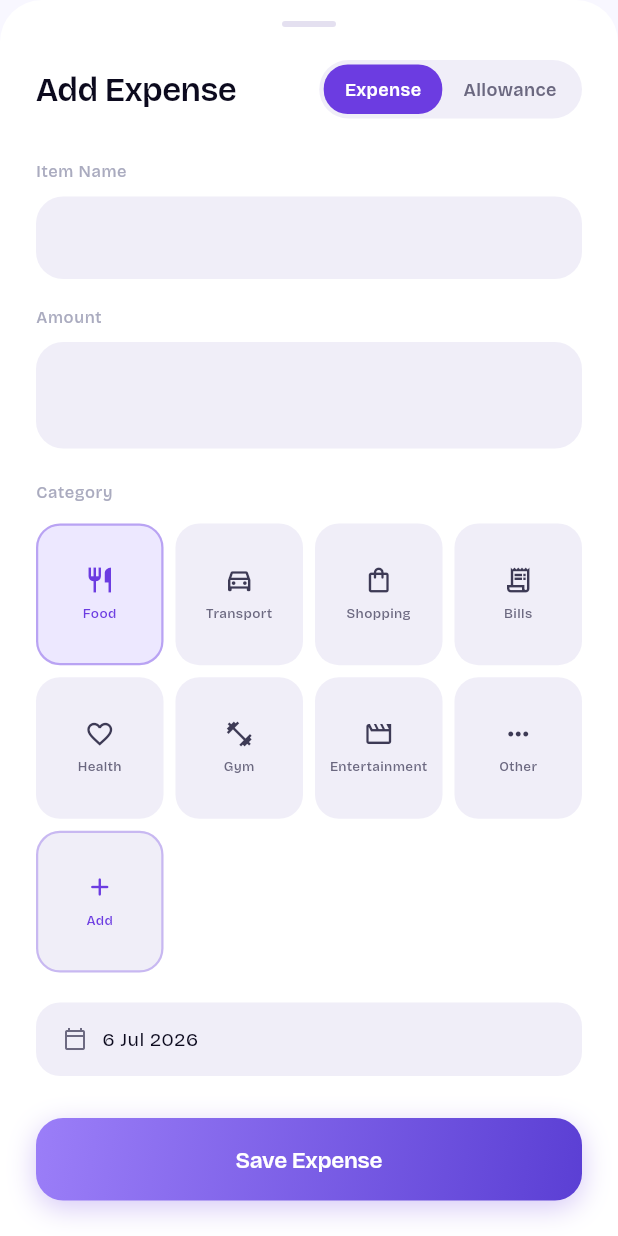
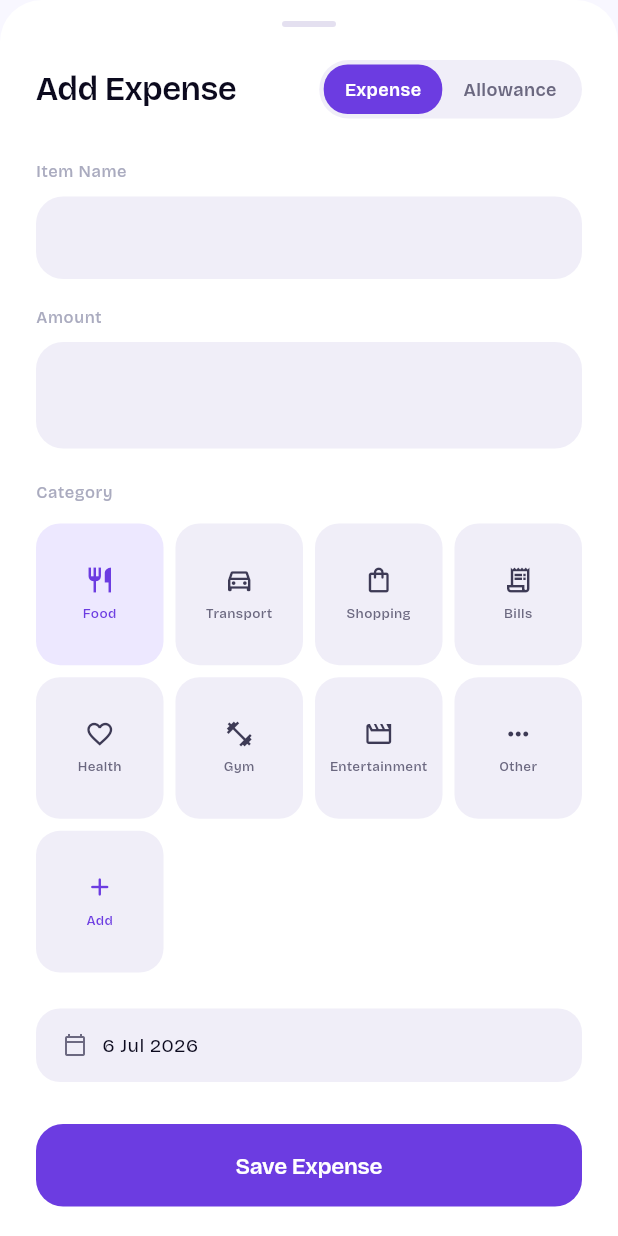
Before and after one commit to chefken/xledge, a Flutter app: the AddExpenseSheet widget shown alone on an empty page, opened directly, on a phone screen of 412 x 824 dp. Run offline on Flutter 3.47's test engine with Material 3 defaults, Android fonts, the phone set to English and light mode, and no system bars; our stand-ins replace fl_chart, google_fonts, hive, hive_flutter, local_auth, pdf and 2 more; accounts and stored records are empty.

Commit message:
unified mode

```diff
--- a/lib/screens/add_expense_sheet.dart
+++ b/lib/screens/add_expense_sheet.dart
@@ -5,7 +5,7 @@ import 'package:xledge/providers/void_provider.dart';
 import 'package:xledge/utils/category_utils.dart';
 import 'package:xledge/utils/void_colors.dart';
 import 'package:xledge/utils/void_constants.dart';
-import 'package:xledge/utils/void_text_styles.dart';
+import 'package:xledge/utils/theme_ext.dart';
 import 'package:xledge/services/category_service.dart';
 import 'package:google_fonts/google_fonts.dart';
 
@@ -68,8 +68,9 @@ class _AddExpenseSheetState extends State<AddExpenseSheet>
       lastDate: DateTime.now(),
       builder: (ctx, child) => Theme(
         data: Theme.of(ctx).copyWith(
-          colorScheme: const ColorScheme.light(
-            primary: VoidColors.primary,
+          colorScheme: ColorScheme.fromSeed(
+            seedColor: VoidColors.primary,
+            brightness: Theme.of(context).brightness,
           ),
         ),
         child: child!,
@@ -98,6 +99,9 @@ class _AddExpenseSheetState extends State<AddExpenseSheet>
 
   @override
   Widget build(BuildContext context) {
+    final theme = Theme.of(context);
+    final isDark = theme.brightness == Brightness.dark;
+
     return FadeTransition(
       opacity: _fade,
       child: SlideTransition(
@@ -106,10 +110,10 @@ class _AddExpenseSheetState extends State<AddExpenseSheet>
           padding: EdgeInsets.only(
               bottom: MediaQuery.of(context).viewInsets.bottom),
           child: Container(
-            decoration: const BoxDecoration(
-              color: VoidColors.surface,
-              borderRadius:
-                  BorderRadius.vertical(top: Radius.circular(28)),
+            decoration: BoxDecoration(
+              // Fix: Dynamic background matching your theme surface definition
+              color: isDark ? VoidColors.darkSurface : VoidColors.surface,
+              borderRadius: const BorderRadius.vertical(top: Radius.circular(28)),
             ),
             child: SingleChildScrollView(
               padding: const EdgeInsets.fromLTRB(24, 14, 24, 40),
@@ -122,7 +126,7 @@ class _AddExpenseSheetState extends State<AddExpenseSheet>
                       width: 36, height: 4,
                       margin: const EdgeInsets.only(bottom: 22),
                       decoration: BoxDecoration(
-                        color: VoidColors.outline,
+                        color: isDark ? VoidColors.darkBorder : VoidColors.outline,
                         borderRadius: BorderRadius.circular(2),
                       ),
                     ),
@@ -136,7 +140,7 @@ class _AddExpenseSheetState extends State<AddExpenseSheet>
                             : (_isAllowance
                                 ? 'Add Allowance'
                                 : 'Add Expense'),
-                        style: VoidTextStyles.headlineMedium,
+                        style: theme.textTheme.headlineMedium,
                       ),
                       _TypeToggle(
                         isAllowance: _isAllowance,
@@ -146,70 +150,72 @@ class _AddExpenseSheetState extends State<AddExpenseSheet>
                     ],
                   ),
                   const SizedBox(height: 28),
-                  _Label('Item Name'),
+                  const _Label('Item Name'),
                   const SizedBox(height: 8),
                   TextField(
                     controller: _titleCtrl,
-                    textCapitalization:
-                        TextCapitalization.sentences,
-                    style: VoidTextStyles.bodyLarge,
-                    decoration: const InputDecoration(
-                        hintText: ''),
+                    textCapitalization: TextCapitalization.sentences,
+                    style: theme.textTheme.bodyLarge,
+                    decoration: InputDecoration(
+                      hintText: '',
+                      hintStyle: TextStyle(color: isDark ? VoidColors.darkTextHint : VoidColors.textHint),
+                    ),
                   ),
                   const SizedBox(height: 18),
-                  _Label('Amount'),
+                  const _Label('Amount'),
                   const SizedBox(height: 8),
                   TextField(
                     controller: _amountCtrl,
-                    keyboardType: const TextInputType.numberWithOptions(
-                        decimal: true),
-                    style: const TextStyle(
+                    keyboardType: const TextInputType.numberWithOptions(decimal: true),
+                    style: TextStyle(
                       fontSize: 26,
                       fontWeight: FontWeight.w700,
-                      color: VoidColors.textPrimary,
+                      color: isDark ? VoidColors.darkTextPrimary : VoidColors.textPrimary,
                       letterSpacing: -0.8,
                     ),
-                    decoration: const InputDecoration(
+                    decoration: InputDecoration(
                       prefixText: '₹  ',
                       prefixStyle: TextStyle(
                         fontSize: 18,
                         fontWeight: FontWeight.w400,
-                        color: VoidColors.textHint,
+                        color: isDark ? VoidColors.darkTextHint : VoidColors.textHint,
                       ),
                       hintText: '',
+                      hintStyle: TextStyle(color: isDark ? VoidColors.darkTextHint : VoidColors.textHint),
                     ),
                   ),
                   if (!_isAllowance) ...[
                     const SizedBox(height: 22),
-                    _Label('Category'),
+                    const _Label('Category'),
                     const SizedBox(height: 12),
                     _CategoryGrid(
                       selected: _category,
                       onSelect: (c) => setState(() => _category = c),
                     ),
                   ],
-                  const SizedBox(height: 20),
+                  const SizedBox(height: 24),
                   GestureDetector(
                     onTap: _pickDate,
                     child: Container(
-                      padding: const EdgeInsets.symmetric(
-                          horizontal: 18, vertical: 15),
+                      padding: const EdgeInsets.symmetric(horizontal: 18, vertical: 15),
                       decoration: BoxDecoration(
-                        color: VoidColors.outlineVariant,
+                        color: isDark ? VoidColors.darkCard : VoidColors.outlineVariant,
                         borderRadius: BorderRadius.circular(16),
                       ),
                       child: Row(
                         children: [
-                          const Icon(
+                          Icon(
                             Icons.calendar_today_outlined,
-                            color: VoidColors.textSecondary,
+                            color: isDark ? VoidColors.darkTextSecondary : VoidColors.textSecondary,
                             size: 16,
                           ),
                           const SizedBox(width: 10),
-                          Text(_fmtDate(_date),
-                              style: VoidTextStyles.bodyMedium
-                                  .copyWith(
-                                      color: VoidColors.textPrimary)),
+                          Text(
+                            _fmtDate(_date),
+                            style: theme.textTheme.bodyMedium?.copyWith(
+                              color: isDark ? VoidColors.darkTextPrimary : VoidColors.textPrimary,
+                            ),
+                          ),
                         ],
                       ),
                     ),
@@ -250,10 +256,11 @@ class _TypeToggle extends StatelessWidget {
 
   @override
   Widget build(BuildContext context) {
+    final isDark = Theme.of(context).brightness == Brightness.dark;
     return Container(
       padding: const EdgeInsets.all(3),
       decoration: BoxDecoration(
-        color: VoidColors.outlineVariant,
+        color: isDark ? VoidColors.darkCard : VoidColors.outlineVariant,
         borderRadius: BorderRadius.circular(20),
       ),
       child: Row(
@@ -288,13 +295,13 @@ class _Pill extends StatelessWidget {
 
   @override
   Widget build(BuildContext context) {
+    final isDark = Theme.of(context).brightness == Brightness.dark;
     return GestureDetector(
       onTap: onTap,
       child: AnimatedContainer(
         duration: const Duration(milliseconds: 220),
         curve: Curves.easeOutCubic,
-        padding: const EdgeInsets.symmetric(
-            horizontal: 14, vertical: 8),
+        padding: const EdgeInsets.symmetric(horizontal: 14, vertical: 8),
         decoration: BoxDecoration(
           color: active ? VoidColors.primary : Colors.transparent,
           borderRadius: BorderRadius.circular(16),
@@ -304,7 +311,9 @@ class _Pill extends StatelessWidget {
           style: TextStyle(
             fontSize: 12,
             fontWeight: FontWeight.w600,
-            color: active ? Colors.white : VoidColors.textSecondary,
+            color: active
+                ? Colors.white
+                : (isDark ? VoidColors.darkTextSecondary : VoidColors.textSecondary),
           ),
         ),
       ),
@@ -312,9 +321,6 @@ class _Pill extends StatelessWidget {
   }
 }
 
-
-
-// Replace _CategoryGrid with this:
 class _CategoryGrid extends StatelessWidget {
   final String selected;
   final ValueChanged<String> onSelect;
@@ -338,8 +344,7 @@ class _CategoryGrid extends StatelessWidget {
         return GridView.builder(
           shrinkWrap: true,
           physics: const NeverScrollableScrollPhysics(),
-          gridDelegate:
-              const SliverGridDelegateWithFixedCrossAxisCount(
+          gridDelegate: const SliverGridDelegateWithFixedCrossAxisCount(
             crossAxisCount: 4,
             mainAxisSpacing: 8,
             crossAxisSpacing: 8,
@@ -354,14 +359,12 @@ class _CategoryGrid extends StatelessWidget {
                   decoration: BoxDecoration(
                     color: fill,
                     borderRadius: BorderRadius.circular(16),
-                    border: Border.all(
-                        color: VoidColors.primary.withOpacity(0.3),
-                        width: 1.5),
+                    // Removed the old glowing border stroke completely
                   ),
                   child: Column(
                     mainAxisAlignment: MainAxisAlignment.center,
                     children: [
-                      Icon(Icons.add_rounded,
+                      const Icon(Icons.add_rounded,
                           size: 20,
                           color: VoidColors.primary),
                       const SizedBox(height: 6),
@@ -389,15 +392,10 @@ class _CategoryGrid extends StatelessWidget {
                 curve: Curves.easeOutCubic,
                 decoration: BoxDecoration(
                   color: active
-                      ? VoidColors.primaryLight
+                      ? (isDark ? VoidColors.primary.withOpacity(0.15) : VoidColors.primaryLight)
                       : fill,
                   borderRadius: BorderRadius.circular(16),
-                  border: Border.all(
-                    color: active
-                        ? VoidColors.primary.withOpacity(0.4)
-                        : border,
-                    width: 1.5,
-                  ),
+                  // Border stripped out entirely for a completely flat modern design
                 ),
                 child: Column(
                   mainAxisAlignment: MainAxisAlignment.center,
@@ -433,8 +431,7 @@ class _CategoryGrid extends StatelessWidget {
     );
   }
 
-  void _showAddCategory(
-      BuildContext context, CategoryService service) {
+  void _showAddCategory(BuildContext context, CategoryService service) {
     final ctrl = TextEditingController();
     final isDark = Theme.of(context).brightness == Brightness.dark;
 
@@ -449,8 +446,7 @@ class _CategoryGrid extends StatelessWidget {
           padding: const EdgeInsets.fromLTRB(24, 14, 24, 36),
           decoration: BoxDecoration(
             color: isDark ? VoidColors.darkSurface : VoidColors.surface,
-            borderRadius:
-                const BorderRadius.vertical(top: Radius.circular(28)),
+            borderRadius: const BorderRadius.vertical(top: Radius.circular(28)),
           ),
           child: Column(
             mainAxisSize: MainAxisSize.min,
@@ -461,9 +457,7 @@ class _CategoryGrid extends StatelessWidget {
                   width: 36, height: 4,
                   margin: const EdgeInsets.only(bottom: 20),
                   decoration: BoxDecoration(
-                    color: isDark
-                        ? VoidColors.darkBorder
-                        : VoidColors.outline,
+                    color: isDark ? VoidColors.darkBorder : VoidColors.outline,
                     borderRadius: BorderRadius.circular(2),
                   ),
                 ),
@@ -472,9 +466,7 @@ class _CategoryGrid extends StatelessWidget {
                   style: GoogleFonts.bricolageGrotesque(
                     fontSize: 20,
                     fontWeight: FontWeight.w600,
-                    color: isDark
-                        ? VoidColors.darkTextPrimary
-                        : VoidColors.textPrimary,
+                    color: isDark ? VoidColors.darkTextPrimary : VoidColors.textPrimary,
                     letterSpacing: -0.4,
                   )),
               const SizedBox(height: 18),
@@ -484,17 +476,13 @@ class _CategoryGrid extends StatelessWidget {
                 textCapitalization: TextCapitalization.words,
                 style: GoogleFonts.bricolageGrotesque(
                   fontSize: 15,
-                  color: isDark
-                      ? VoidColors.darkTextPrimary
-                      : VoidColors.textPrimary,
+                  color: isDark ? VoidColors.darkTextPrimary : VoidColors.textPrimary,
                 ),
                 decoration: InputDecoration(
                   hintText: 'e.g. Subscriptions, Pets...',
                   hintStyle: GoogleFonts.bricolageGrotesque(
                     fontSize: 15,
-                    color: isDark
-                        ? VoidColors.darkTextHint
-                        : VoidColors.textHint,
+                    color: isDark ? VoidColors.darkTextHint : VoidColors.textHint,
                   ),
                 ),
               ),
@@ -509,13 +497,10 @@ class _CategoryGrid extends StatelessWidget {
                         SnackBar(
                           content: Text(
                               'Category already exists',
-                              style: GoogleFonts.bricolageGrotesque(
-                                  color: Colors.white)),
+                              style: GoogleFonts.bricolageGrotesque(color: Colors.white)),
                           backgroundColor: VoidColors.primary,
                           behavior: SnackBarBehavior.floating,
-                          shape: RoundedRectangleBorder(
-                              borderRadius:
-                                  BorderRadius.circular(14)),
+                          shape: RoundedRectangleBorder(borderRadius: BorderRadius.circular(14)),
                           margin: const EdgeInsets.all(16),
                         ),
                       );
@@ -529,10 +514,7 @@ class _CategoryGrid extends StatelessWidget {
                   padding: const EdgeInsets.symmetric(vertical: 16),
                   decoration: BoxDecoration(
                     gradient: const LinearGradient(
-                      colors: [
-                        Color(0xFFA78BFA),
-                        Color(0xFF5B3FD4),
-                      ],
+                      colors: [Color(0xFFA78BFA), Color(0xFF5B3FD4)],
                       begin: Alignment.topLeft,
                       end: Alignment.bottomRight,
                     ),
@@ -602,7 +584,7 @@ class _SubmitButtonState extends State<_SubmitButton>
     super.dispose();
   }
 
-  @override
+@override
   Widget build(BuildContext context) {
     return GestureDetector(
       onTapDown:   (_) => _ctrl.reverse(),
@@ -614,27 +596,10 @@ class _SubmitButtonState extends State<_SubmitButton>
           width: double.infinity,
           padding: const EdgeInsets.symmetric(vertical: 17),
           decoration: BoxDecoration(
-            gradient: LinearGradient(
-              colors: widget.isAllowance
-                  ? [
-                      const Color(0xFFB49BFB),
-                      const Color(0xFF7C5CFC),
-                    ]
-                  : [
-                      VoidColors.gradStart,
-                      VoidColors.gradEnd,
-                    ],
-              begin: Alignment.topLeft,
-              end: Alignment.bottomRight,
-            ),
+            // Uses the exact solid color as your top toggle pills
+            color: VoidColors.primary,
             borderRadius: BorderRadius.circular(18),
-            boxShadow: [
-              BoxShadow(
-                color: VoidColors.primary.withOpacity(0.28),
-                blurRadius: 16,
-                offset: const Offset(0, 5),
-              ),
-            ],
+            // Stripped out BoxShadow entirely to kill the bottom glow effect
           ),
           alignment: Alignment.center,
           child: Text(
@@ -650,20 +615,20 @@ class _SubmitButtonState extends State<_SubmitButton>
       ),
     );
   }
-}
-
+    }
 class _Label extends StatelessWidget {
   final String text;
   const _Label(this.text);
 
   @override
   Widget build(BuildContext context) {
+    final isDark = Theme.of(context).brightness == Brightness.dark;
     return Text(
       text,
-      style: const TextStyle(
+      style: TextStyle(
         fontSize: 11,
         fontWeight: FontWeight.w500,
-        color: VoidColors.textHint,
+        color: isDark ? VoidColors.darkTextHint : VoidColors.textHint,
         letterSpacing: 0.4,
       ),
     );
```
Also changed, not shown: lib/screens/dashboard_screen.dart (+14 -5 lines), lib/screens/debts_screen.dart (+34 -39 lines), lib/screens/expenses_screen.dart (+12 -7 lines), 3 other files.
